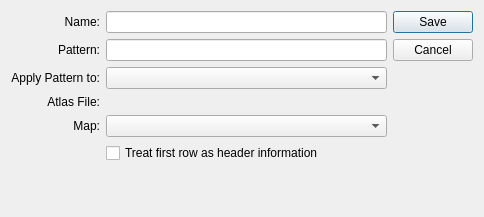
Old version of the form guiclient/atlasMap.ui in the repository Pegasus-RPG/xtuple-client.
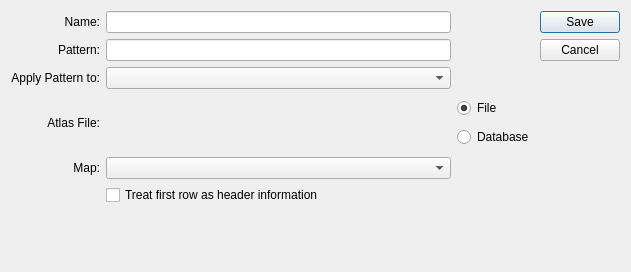
New version of the form. Custom widgets are drawn as their Qt base class.

Commit message: Use AtlasMaps stored in local database rather than external xml file

The edit to the form file:
```diff
--- a/guiclient/atlasMap.ui
+++ b/guiclient/atlasMap.ui
@@ -13,8 +13,8 @@
    <rect>
     <x>0</x>
     <y>0</y>
-    <width>484</width>
-    <height>217</height>
+    <width>631</width>
+    <height>272</height>
    </rect>
   </property>
   <property name="windowTitle">
@@ -23,66 +23,28 @@
   <layout class="QHBoxLayout">
    <item>
     <layout class="QGridLayout" name="_fieldsLayout">
-     <item row="0" column="0">
-      <widget class="QLabel" name="_nameLit">
-       <property name="text">
-        <string>Name:</string>
+     <item row="4" column="1">
+      <widget class="QStackedWidget" name="_atlasStack">
+       <property name="currentIndex">
+        <number>0</number>
        </property>
-       <property name="alignment">
-        <set>Qt::AlignRight|Qt::AlignTrailing|Qt::AlignVCenter</set>
-       </property>
+       <widget class="QWidget" name="page_file">
+        <layout class="QHBoxLayout" name="horizontalLayout_2">
+         <item>
+          <widget class="FileCluster" name="_atlasFile"/>
+         </item>
+        </layout>
+       </widget>
+       <widget class="QWidget" name="page_db">
+        <layout class="QHBoxLayout" name="horizontalLayout">
+         <item>
+          <widget class="XComboBox" name="_atlasDb"/>
+         </item>
+        </layout>
+       </widget>
       </widget>
      </item>
-     <item row="1" column="0">
-      <widget class="QLabel" name="_filterLit">
-       <property name="text">
-        <string>Pattern:</string>
-       </property>
-       <property name="alignment">
-        <set>Qt::AlignRight|Qt::AlignTrailing|Qt::AlignVCenter</set>
-       </property>
-      </widget>
-     </item>
-     <item row="2" column="0">
-      <widget class="QLabel" name="_filterTypeLit">
-       <property name="text">
-        <string>Apply Pattern to:</string>
-       </property>
-       <property name="alignment">
-        <set>Qt::AlignRight|Qt::AlignTrailing|Qt::AlignVCenter</set>
-       </property>
-      </widget>
-     </item>
-     <item row="3" column="0">
-      <widget class="QLabel" name="_atlasLit">
-       <property name="text">
-        <string>Atlas File:</string>
-       </property>
-       <property name="alignment">
-        <set>Qt::AlignRight|Qt::AlignTrailing|Qt::AlignVCenter</set>
-       </property>
-      </widget>
-     </item>
-     <item row="4" column="0">
-      <widget class="QLabel" name="_mapLit">
-       <property name="text">
-        <string>Map:</string>
-       </property>
-       <property name="alignment">
-        <set>Qt::AlignRight|Qt::AlignTrailing|Qt::AlignVCenter</set>
-       </property>
-      </widget>
-     </item>
-     <item row="0" column="1">
-      <widget class="QLineEdit" name="_name"/>
-     </item>
-     <item row="1" column="1">
-      <widget class="QLineEdit" name="_filter"/>
-     </item>
-     <item row="3" column="1">
-      <widget class="FileCluster" name="_atlas"/>
-     </item>
-     <item row="6" column="0">
+     <item row="7" column="0">
       <spacer name="_fieldsSpacer">
        <property name="orientation">
         <enum>Qt::Vertical</enum>
@@ -95,7 +57,40 @@
        </property>
       </spacer>
      </item>
-     <item row="2" column="1">
+     <item row="1" column="0">
+      <widget class="QLabel" name="_nameLit">
+       <property name="text">
+        <string>Name:</string>
+       </property>
+       <property name="alignment">
+        <set>Qt::AlignRight|Qt::AlignTrailing|Qt::AlignVCenter</set>
+       </property>
+      </widget>
+     </item>
+     <item row="5" column="0">
+      <widget class="QLabel" name="_mapLit">
+       <property name="text">
+        <string>Map:</string>
+       </property>
+       <property name="alignment">
+        <set>Qt::AlignRight|Qt::AlignTrailing|Qt::AlignVCenter</set>
+       </property>
+      </widget>
+     </item>
+     <item row="2" column="0">
+      <widget class="QLabel" name="_filterLit">
+       <property name="text">
+        <string>Pattern:</string>
+       </property>
+       <property name="alignment">
+        <set>Qt::AlignRight|Qt::AlignTrailing|Qt::AlignVCenter</set>
+       </property>
+      </widget>
+     </item>
+     <item row="1" column="1">
+      <widget class="QLineEdit" name="_name"/>
+     </item>
+     <item row="3" column="1">
       <widget class="XComboBox" name="_filtertype">
        <property name="allowNull">
         <bool>true</bool>
@@ -105,7 +100,30 @@
        </property>
       </widget>
      </item>
-     <item row="4" column="1">
+     <item row="2" column="1">
+      <widget class="QLineEdit" name="_filter"/>
+     </item>
+     <item row="4" column="0">
+      <widget class="QLabel" name="_atlasLit">
+       <property name="text">
+        <string>Atlas File:</string>
+       </property>
+       <property name="alignment">
+        <set>Qt::AlignRight|Qt::AlignTrailing|Qt::AlignVCenter</set>
+       </property>
+      </widget>
+     </item>
+     <item row="3" column="0">
+      <widget class="QLabel" name="_filterTypeLit">
+       <property name="text">
+        <string>Apply Pattern to:</string>
+       </property>
+       <property name="alignment">
+        <set>Qt::AlignRight|Qt::AlignTrailing|Qt::AlignVCenter</set>
+       </property>
+      </widget>
+     </item>
+     <item row="5" column="1">
       <widget class="XComboBox" name="_map">
        <property name="allowNull">
         <bool>true</bool>
@@ -115,7 +133,7 @@
        </property>
       </widget>
      </item>
-     <item row="5" column="1">
+     <item row="6" column="1">
       <widget class="XCheckBox" name="_firstLine">
        <property name="text">
         <string>Treat first row as header information</string>
@@ -125,6 +143,27 @@
        </property>
       </widget>
      </item>
+     <item row="4" column="2">
+      <layout class="QVBoxLayout" name="verticalLayout">
+       <item>
+        <widget class="QRadioButton" name="_fileSelect">
+         <property name="text">
+          <string>File</string>
+         </property>
+         <property name="checked">
+          <bool>true</bool>
+         </property>
+        </widget>
+       </item>
+       <item>
+        <widget class="QRadioButton" name="_dbSelect">
+         <property name="text">
+          <string>Database</string>
+         </property>
+        </widget>
+       </item>
+      </layout>
+     </item>
     </layout>
    </item>
    <item>
```
Left out of the diff: 3 changed lines with no effect on the pictures. The commit also changes 5 other files.
